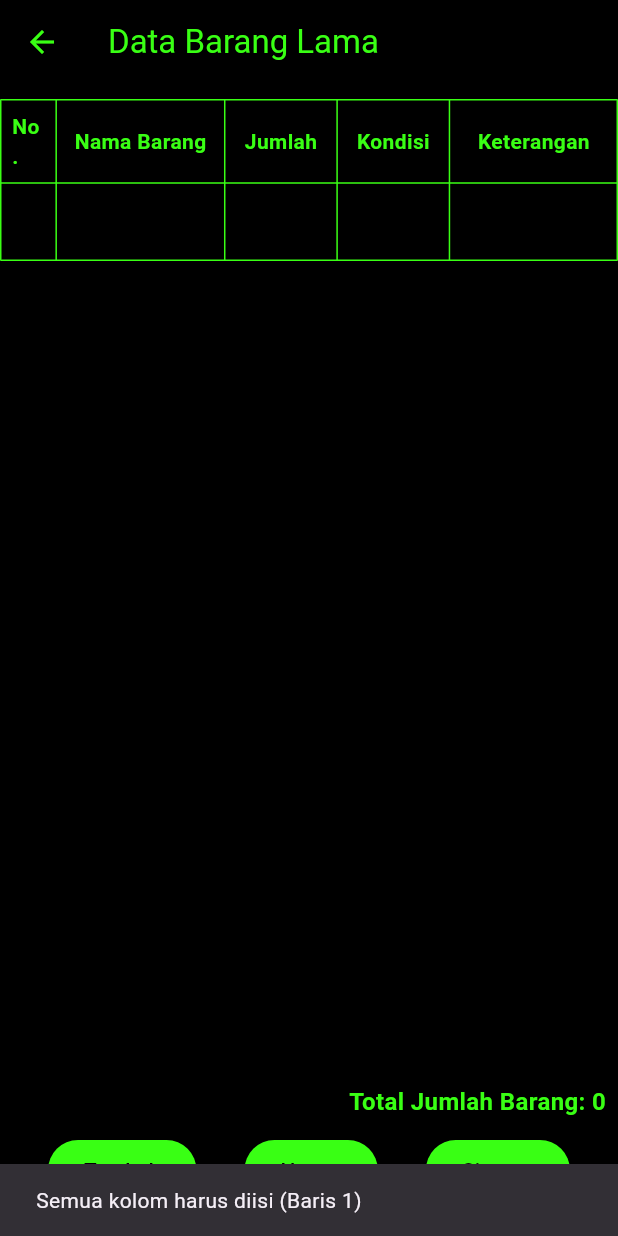
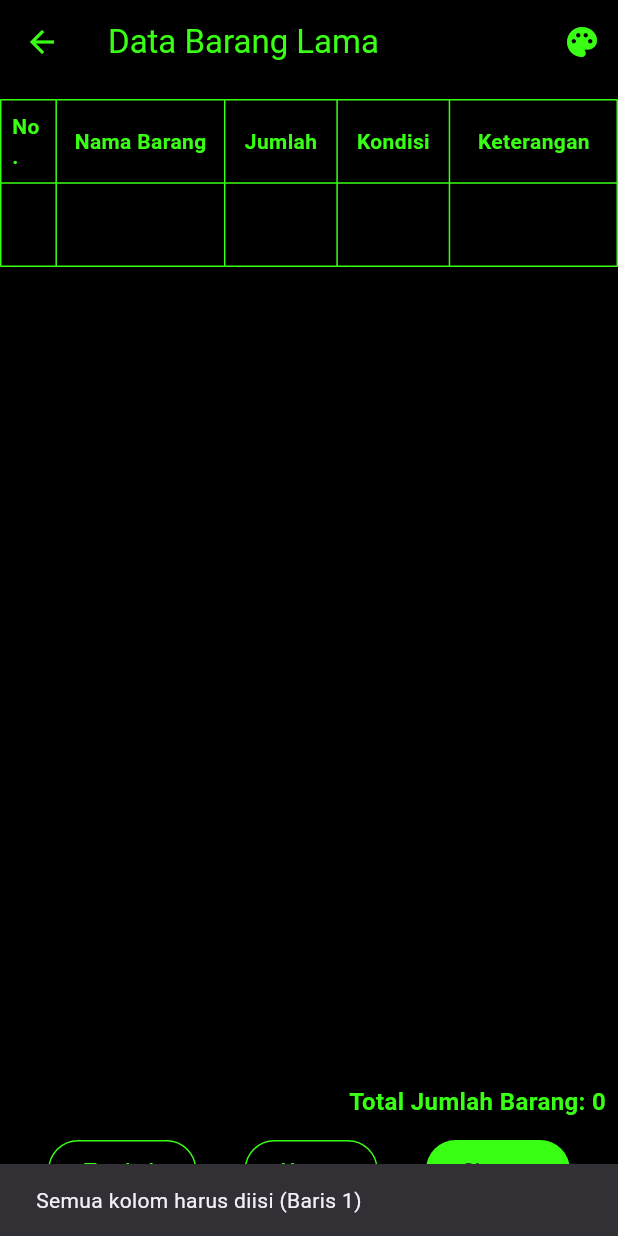
Before and after one commit to comatsu91/my_flutter, a Flutter app: the DataBarangLamaPage screen opened directly, item 3 of the bottom bar chosen, after a tap on "Hapus", on a phone screen of 412 x 824 dp. Run offline on Flutter 3.47's test engine with Material 3 defaults, Android fonts, the phone set to English and light mode, and no system bars.

Commit message:
perubahan pada tema

```diff
--- a/lib/data_barang_lama_page.dart
+++ b/lib/data_barang_lama_page.dart
@@ -1,6 +1,6 @@
 import 'package:flutter/material.dart';
 import 'package:provider/provider.dart';
-import 'providers/barang_provider.dart'; // Pastikan path ini sesuai
+import 'providers/barang_provider.dart';
 
 class DataBarangLamaPage extends StatefulWidget {
   @override
@@ -12,7 +12,47 @@ class _DataBarangLamaPageState extends State<DataBarangLamaPage> {
   int totalJumlah = 0;
 
   final Color neonGreen = const Color(0xFF39FF14);
-  final Color darkBackground = Colors.black;
+  final Color neonPink = const Color(0xFFFF10F0);
+  final Color neonBlue = const Color(0xFF00E5FF);
+
+  String currentTheme = 'neon';
+  late Color primaryColor;
+  late Color backgroundColor;
+  late Color textColor;
+  late Color cardColor;
+  late Color borderColor;
+
+  void _setTheme(String theme) {
+    setState(() {
+      currentTheme = theme;
+      if (theme == 'neon') {
+        primaryColor = neonGreen;
+        backgroundColor = Colors.black;
+        textColor = Colors.white;
+        cardColor = Colors.black.withOpacity(0.8);
+        borderColor = neonGreen;
+      } else if (theme == 'dark') {
+        primaryColor = Colors.blueGrey;
+        backgroundColor = Colors.grey[900]!;
+        textColor = Colors.white;
+        cardColor = Colors.grey[800]!;
+        borderColor = Colors.white70;
+      } else {
+        primaryColor = Colors.blue;
+        backgroundColor = Colors.white;
+        textColor = Colors.black;
+        cardColor = Colors.grey[100]!;
+        borderColor = Colors.black54;
+      }
+    });
+  }
+
+  @override
+  void initState() {
+    super.initState();
+    _addRow();
+    _setTheme('neon');
+  }
 
   void _addRow() {
     setState(() {
@@ -31,7 +71,7 @@ class _DataBarangLamaPageState extends State<DataBarangLamaPage> {
       setState(() {
         barangControllers.removeLast();
       });
-      _calculateTotalJumlah(); // Update totalJumlah setelah menghapus baris
+      _calculateTotalJumlah();
     } else {
       ScaffoldMessenger.of(
         context,
@@ -87,41 +127,9 @@ class _DataBarangLamaPageState extends State<DataBarangLamaPage> {
     }
   }
 
-  @override
-  void initState() {
-    super.initState();
-    _addRow(); // Tambahkan satu baris awal saat pertama kali dibuka
-  }
-
-  @override
-  void dispose() {
-    for (var row in barangControllers) {
-      row.forEach((_, controller) => controller.dispose());
-    }
-    super.dispose();
-  }
-
-  Widget _buildTable() {
-    return Table(
-      border: TableBorder.all(color: neonGreen),
-      columnWidths: const {
-        0: FlexColumnWidth(1),
-        1: FlexColumnWidth(3),
-        2: FlexColumnWidth(2),
-        3: FlexColumnWidth(2),
-        4: FlexColumnWidth(3),
-      },
-      defaultVerticalAlignment: TableCellVerticalAlignment.middle,
-      children: [
-        _buildTableHeader(),
-        ...barangControllers.map((row) => _buildTableRow(row)).toList(),
-      ],
-    );
-  }
-
   TableRow _buildTableHeader() {
     return TableRow(
-      decoration: BoxDecoration(color: darkBackground),
+      decoration: BoxDecoration(color: backgroundColor),
       children: [
         _buildHeaderCell('No.'),
         _buildHeaderCell('Nama Barang'),
@@ -150,7 +158,7 @@ class _DataBarangLamaPageState extends State<DataBarangLamaPage> {
       child: Center(
         child: Text(
           label,
-          style: TextStyle(fontWeight: FontWeight.bold, color: neonGreen),
+          style: TextStyle(fontWeight: FontWeight.bold, color: primaryColor),
         ),
       ),
     );
@@ -161,15 +169,13 @@ class _DataBarangLamaPageState extends State<DataBarangLamaPage> {
       padding: const EdgeInsets.all(4.0),
       child: TextField(
         controller: controller,
-        style: TextStyle(color: neonGreen),
-        cursorColor: neonGreen,
+        style: TextStyle(color: textColor),
+        cursorColor: primaryColor,
         decoration: InputDecoration(
-          isDense: true,
-          contentPadding: EdgeInsets.symmetric(vertical: 10, horizontal: 8),
-          hintStyle: TextStyle(color: neonGreen.withOpacity(0.5)),
+          filled: true,
+          fillColor: cardColor,
           border: InputBorder.none,
-          enabledBorder: InputBorder.none,
-          focusedBorder: InputBorder.none,
+          contentPadding: EdgeInsets.symmetric(horizontal: 8.0, vertical: 4.0),
         ),
       ),
     );
@@ -185,21 +191,59 @@ class _DataBarangLamaPageState extends State<DataBarangLamaPage> {
           style: TextStyle(
             fontWeight: FontWeight.bold,
             fontSize: 16,
-            color: neonGreen,
+            color: primaryColor,
           ),
         ),
       ),
     );
   }
 
+  Widget _buildTable() {
+    return Table(
+      border: TableBorder.all(color: borderColor),
+      columnWidths: const {
+        0: FlexColumnWidth(1),
+        1: FlexColumnWidth(3),
+        2: FlexColumnWidth(2),
+        3: FlexColumnWidth(2),
+        4: FlexColumnWidth(3),
+      },
+      defaultVerticalAlignment: TableCellVerticalAlignment.middle,
+      children: [
+        _buildTableHeader(),
+        ...barangControllers.map((row) => _buildTableRow(row)).toList(),
+      ],
+    );
+  }
+
+  @override
+  void dispose() {
+    for (var row in barangControllers) {
+      row.forEach((_, controller) => controller.dispose());
+    }
+    super.dispose();
+  }
+
   @override
   Widget build(BuildContext context) {
     return Scaffold(
-      backgroundColor: darkBackground,
+      backgroundColor: backgroundColor,
       appBar: AppBar(
-        title: Text('Data Barang Lama'),
-        backgroundColor: Colors.black,
-        foregroundColor: neonGreen,
+        backgroundColor: backgroundColor,
+        title: Text('Data Barang Lama', style: TextStyle(color: primaryColor)),
+        iconTheme: IconThemeData(color: primaryColor),
+        actions: [
+          PopupMenuButton<String>(
+            icon: Icon(Icons.palette, color: primaryColor),
+            onSelected: _setTheme,
+            itemBuilder:
+                (BuildContext context) => [
+                  PopupMenuItem(value: 'neon', child: Text('Neon Theme')),
+                  PopupMenuItem(value: 'dark', child: Text('Dark Theme')),
+                  PopupMenuItem(value: 'light', child: Text('Light Theme')),
+                ],
+          ),
+        ],
       ),
       body: Column(
         children: [
@@ -216,24 +260,26 @@ class _DataBarangLamaPageState extends State<DataBarangLamaPage> {
             children: [
               ElevatedButton(
                 style: ElevatedButton.styleFrom(
-                  backgroundColor: neonGreen,
-                  foregroundColor: Colors.black,
+                  backgroundColor: backgroundColor,
+                  foregroundColor: primaryColor,
+                  side: BorderSide(color: primaryColor),
                 ),
                 onPressed: _addRow,
                 child: Text('Tambah'),
               ),
               ElevatedButton(
                 style: ElevatedButton.styleFrom(
-                  backgroundColor: neonGreen,
-                  foregroundColor: Colors.black,
+                  backgroundColor: backgroundColor,
+                  foregroundColor: primaryColor,
+                  side: BorderSide(color: primaryColor),
                 ),
                 onPressed: _removeRow,
                 child: Text('Hapus'),
               ),
               ElevatedButton(
                 style: ElevatedButton.styleFrom(
-                  backgroundColor: neonGreen,
-                  foregroundColor: Colors.black,
+                  backgroundColor: primaryColor,
+                  foregroundColor: backgroundColor,
                 ),
                 onPressed: _saveData,
                 child: Text('Simpan'),
```
Also changed, not shown: lib/data_barang_baru_page.dart (+90 -51 lines).
